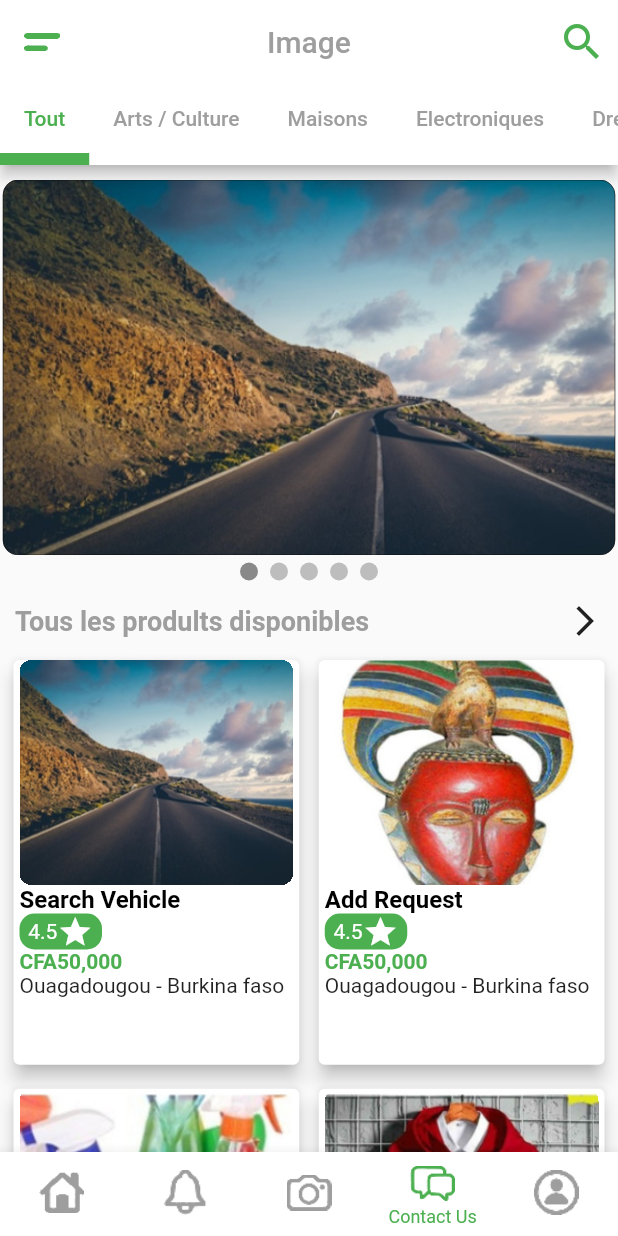
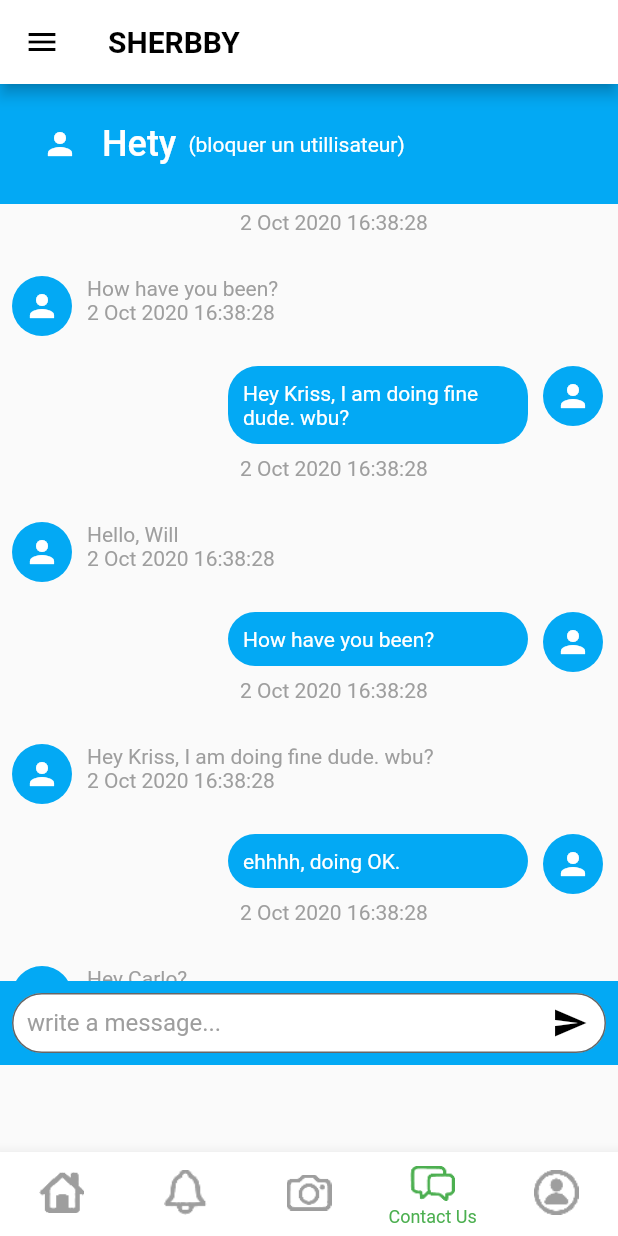
Before and after one commit to Usman2461/sherbby_app, a Flutter app: the screen it shows after launch, item 4 of the bottom bar chosen, on a phone screen of 412 x 824 dp. Run offline on Flutter 3.47's test engine with Material 2 defaults, Android fonts, the phone set to English and light mode, and no system bars; drawn by our look-alikes of carousel_slider, smooth_page_indicator; our stand-ins replace image_picker, intl_phone_field.

Commit message:
initial commit

```diff
--- a/lib/main.dart
+++ b/lib/main.dart
@@ -1,4 +1,5 @@
 import 'package:flutter/material.dart';
+import 'package:sherbby_app/screens/auth_screens/forget_password.dart';
 import 'package:sherbby_app/screens/splash_screen/splashscreen.dart';
 
 
--- /dev/null
+++ b/lib/models/chatMessageModel.dart
@@ -0,0 +1,8 @@
+import 'package:flutter/cupertino.dart';
+
+class ChatMessage{
+  String messageContent;
+  String messageType;
+  bool isVoice=false;
+  ChatMessage({required this.messageContent, required this.messageType,this.isVoice=false});
+}
--- /dev/null
+++ b/lib/screens/chat_screen/chat_screen.dart
@@ -0,0 +1,184 @@
+import 'dart:async';
+
+import 'package:flutter/material.dart';
+import 'package:image_picker/image_picker.dart';
+import '../../constants/colors.dart';
+import '../../models/chatMessageModel.dart';
+import '../../widgets/buttonChatWidget.dart';
+
+class ChatScreen extends StatefulWidget {
+  const ChatScreen({Key? key}) : super(key: key);
+
+  @override
+  State<ChatScreen> createState() => _ChatScreenState();
+}
+
+class _ChatScreenState extends State<ChatScreen> {
+  TextEditingController chatController = TextEditingController();
+
+  List<ChatMessage> messages = [
+    ChatMessage(messageContent: "Hello, Will", messageType: "receiver"),
+    ChatMessage(messageContent: "How have you been?", messageType: "receiver"),
+    ChatMessage(
+        messageContent: "Hey Kriss, I am doing fine dude. wbu?",
+        messageType: "sender"),
+    ChatMessage(messageContent: "Hello, Will", messageType: "receiver"),
+    ChatMessage(messageContent: "How have you been?", messageType: "receiver"),
+    ChatMessage(
+        messageContent: "Hey Kriss, I am doing fine dude. wbu?",
+        messageType: "sender"),
+    ChatMessage(
+        messageContent: "ehhhh, doing OK.",
+        messageType: "receiver",
+        isVoice: true),
+    ChatMessage(messageContent: "Hey Carlo?", messageType: "sender"),
+  ];
+
+  @override
+  Widget build(BuildContext context) {
+    GlobalKey<ScaffoldState> scaffoldKey = GlobalKey<ScaffoldState>();
+    return Scaffold(
+      key: scaffoldKey,
+      appBar: AppBar(
+        backgroundColor: Colors.white,
+        leading: GestureDetector(
+            onTap: () {
+              scaffoldKey.currentState!.openDrawer();
+            },
+            child: Icon(
+              Icons.menu,
+              color: Colors.black,
+            )),
+        title: Text(
+          "SHERBBY",
+          style: TextStyle(color: Colors.black, fontWeight: FontWeight.bold),
+        ),
+      ),
+      drawer: Drawer(),
+      body: Stack(
+        children: [
+          Padding(
+            padding: EdgeInsets.only(
+              top: 30.0,
+              bottom: 0,
+            ),
+            child: Column(
+              children: [
+                Container(
+                  height: MediaQuery.of(context).size.height -
+                      kBottomNavigationBarHeight -
+                      200,
+                  child: ListView.builder(
+                    itemCount: messages.length,
+                    shrinkWrap: true,
+                    padding: EdgeInsets.only(top: 10, bottom: 10),
+                    itemBuilder: (context, index) {
+                      if (index % 2 == 0) {
+                        return chat_bubble_widget2(index);
+                      } else {
+                        return chat_bubble_widget(index);
+                      }
+                    },
+                  ),
+                ),
+                Container(
+                  color: Colors.lightBlue,
+                  child: Padding(
+                    padding: const EdgeInsets.all(8.0),
+                    child: SizedBox(
+                        width: MediaQuery.of(context).size.width,
+                        height: 40,
+                        child: TextField(
+                          decoration: InputDecoration(
+                              contentPadding: EdgeInsets.all(10.0),
+                              hintText: "write a message...",
+                              hintStyle: TextStyle(color: Colors.grey),
+                              border: OutlineInputBorder(
+                                  borderRadius: BorderRadius.circular(20.0)),
+                              fillColor: Colors.white,
+                              filled: true,
+                              suffixIcon: Icon(
+                                Icons.send,
+                                color: Colors.black,
+                              )),
+                        )),
+                  ),
+                )
+              ],
+            ),
+          ),
+          Container(
+            color: Colors.lightBlue,
+            height: 80,
+            width: MediaQuery.of(context).size.width,
+            padding: EdgeInsets.symmetric(horizontal: 20),
+            child: Row(
+              children: [
+                CircleAvatar(child: Icon(Icons.person, color: Colors.white,), backgroundColor: Colors.lightBlue,),
+                Padding(
+                  padding: const EdgeInsets.symmetric(horizontal: 8.0),
+                  child: Text(
+                    "Hety",
+                    style: TextStyle(fontWeight: FontWeight.w500, color: Colors.white, fontSize: 24.0),
+                  ),
+                ),
+                Text("(bloquer un utillisateur)", style: TextStyle(color: Colors.white),)
+              ],
+            ),
+          )
+        ],
+      ),
+    );
+  }
+
+  Widget chat_bubble_widget(int index) {
+    return Padding(
+      padding: const EdgeInsets.symmetric(horizontal: 8.0, vertical: 20),
+      child: Row(
+        crossAxisAlignment: CrossAxisAlignment.start,
+        children: [
+          CircleAvatar(backgroundColor: Colors.lightBlue, child: Icon(Icons.person, color: Colors.white,), ),
+          SizedBox(width: 10.0,),
+          Column(
+            crossAxisAlignment: CrossAxisAlignment.start,
+            children: [
+              Text(messages[index].messageContent, style: TextStyle(color: Colors.grey),),
+              Text("2 Oct 2020 16:38:28", style: TextStyle(color: Colors.grey),)
+            ],
+          ),
+
+
+        ],
+      ),
+    );
+  }
+  Widget chat_bubble_widget2(int index) {
+    return Align(
+      alignment: Alignment.centerRight,
+      child: Container(
+        width: 260,
+        child: Row(
+          crossAxisAlignment: CrossAxisAlignment.start,
+          children: [
+            Column(
+              crossAxisAlignment: CrossAxisAlignment.start,
+              children: [
+                Container(
+                  decoration: BoxDecoration(color: Colors.lightBlue, borderRadius: BorderRadius.circular(20.0)),
+                  padding: EdgeInsets.all(10.0),
+                  width: 200,child: Text(messages[index].messageContent, style: TextStyle(color: Colors.white),) ,),
+                Padding(
+                  padding: const EdgeInsets.all(8.0),
+                  child: Text("2 Oct 2020 16:38:28", style: TextStyle(color: Colors.grey),),
+                )
+              ],
+            ),
+            SizedBox(width: 10.0,),
+            CircleAvatar(backgroundColor: Colors.lightBlue, child: Icon(Icons.person, color: Colors.white,), )
+          ],
+        ),
+      ),
+    );
+  }
+
+}
--- a/lib/screens/main_screen.dart
+++ b/lib/screens/main_screen.dart
@@ -3,6 +3,10 @@ import 'dart:io';
 import 'package:flutter/material.dart';
 import 'package:sherbby_app/screens/auth_screens/register_screen.dart';
 import 'package:sherbby_app/screens/home_screen/home.dart';
+import 'package:sherbby_app/screens/settings.dart';
+
+import 'chat_screen/chat_screen.dart';
+import 'notifications_screen/notifications_screen.dart';
 class MainScreen extends StatefulWidget {
   const MainScreen({Key? key}) : super(key: key);
 
@@ -41,10 +45,10 @@ class _MainScreenState extends State<MainScreen>  with SingleTickerProviderState
           controller: tabController,
           children: [
             Home(),
+            NotificationsScreen(),
             Home(),
-            Home(),
-            Home(),
-            RegisterScreen(),
+            ChatScreen(),
+            Settings(),
 
           ]),
       bottomNavigationBar: bottomNavigationBar(),
--- a/pubspec.yaml
+++ b/pubspec.yaml
@@ -48,6 +48,8 @@ dev_dependencies:
   carousel_slider: 4.0.0
   smooth_page_indicator: ^0.3.0-nullsafety.0
   intl_phone_field: ^3.0.0
+  image_picker: ^0.8.5+3
+  textfield_tags: ^2.0.1
 
 # For information on the generic Dart part of this file, see the
 # following page: https://dart.dev/tools/pub/pubspec
```
Also changed, not shown: lib/constants/colors.dart (+8 -1 lines), lib/screens/auth_screens/forget_password.dart (added, +15 -0 lines), lib/screens/notifications_screen/notifications_screen.dart (added, +32 -0 lines), lib/screens/settings.dart (+40 -71 lines), lib/widgets/buttonChatWidget.dart (added, +43 -0 lines), lib/widgets/notification_tile.dart (added, +22 -0 lines), pubspec.lock, 4 other files.
